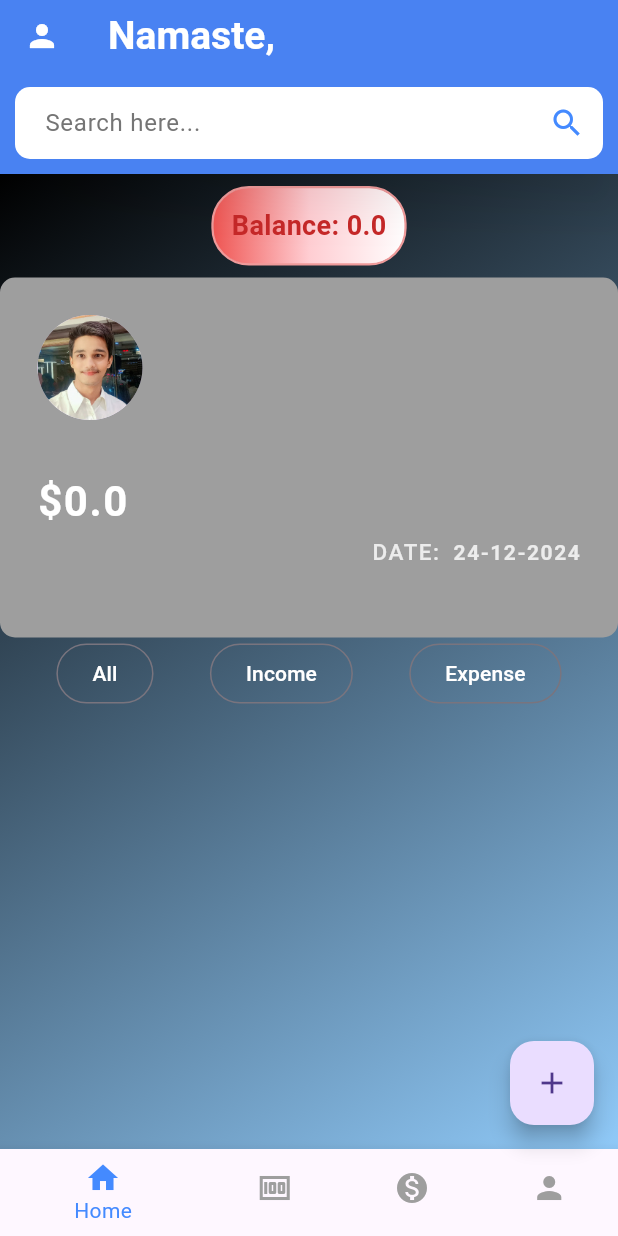
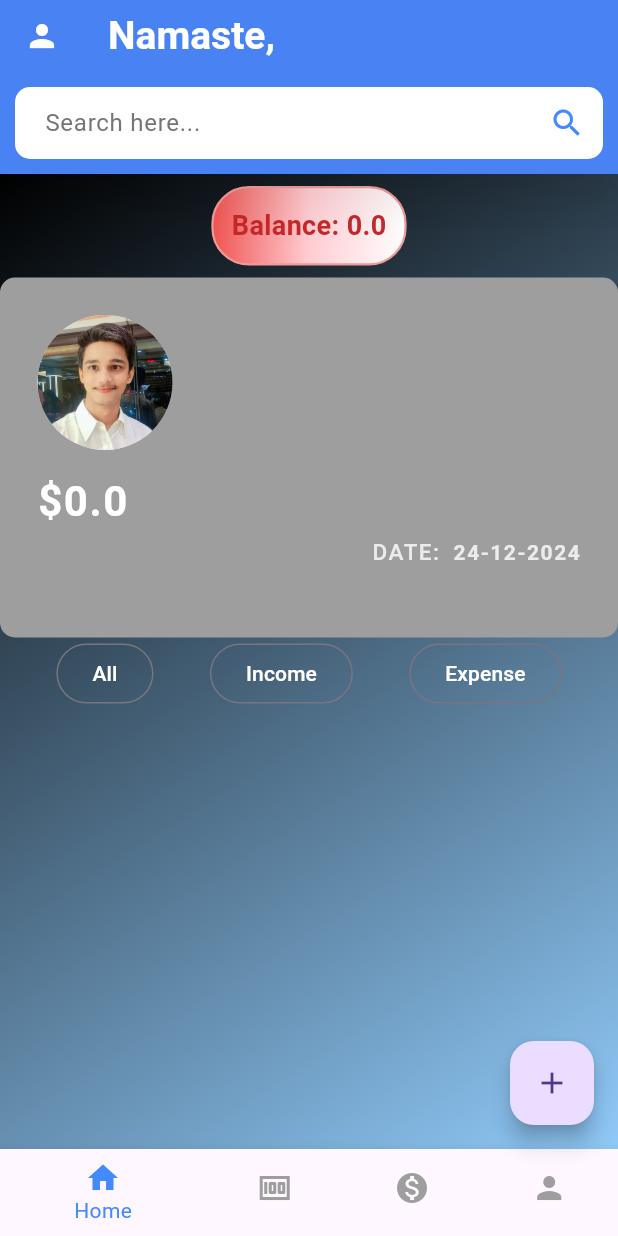
Before and after one commit to priyamtripathiii03/budget_tracker_app, a Flutter app: the screen it shows after launch, after a tap on the "arrow forward" icon, on a phone screen of 412 x 824 dp. Run offline on Flutter 3.47's test engine with Material 3 defaults, Android fonts, the light colour scheme and no system bars; our stand-ins replace get, image_picker, shared_preferences, sqflite; accounts and stored records are empty.

Commit message:
24-12-2024

```diff
--- a/lib/controller/home_controller.dart
+++ b/lib/controller/home_controller.dart
@@ -1,5 +1,4 @@
 import 'dart:developer';
-
 import 'package:budget_tracker_app/helper/db_helper.dart';
 import 'package:budget_tracker_app/modal/budget_modal.dart';
 import 'package:flutter/material.dart';
--- a/lib/main.dart
+++ b/lib/main.dart
@@ -19,7 +19,7 @@ class BudgetApp extends StatelessWidget {
         getPages: [
           GetPage(
             name: '/',
-            page: () => SplashScreen(),
+            page: () => const SplashScreen(),
             // HomePage route
           ),
           GetPage(
@@ -29,12 +29,12 @@ class BudgetApp extends StatelessWidget {
           ),
           GetPage(
             name: '/home',
-            page: () => HomePage(),
+            page: () => const HomePage(),
             // Profile Page route
           ),
         ],
 
-        home: controller.isRegistered.value ? HomePage() : SplashScreen(),
+        home: controller.isRegistered.value ? const HomePage() : const SplashScreen(),
 
       ),
     );
--- a/lib/views/home_page_dart.dart
+++ b/lib/views/home_page_dart.dart
@@ -19,10 +19,9 @@ class _HomePageState extends State<HomePage> {
   var username = ''.obs;
 
   final List<Widget> _pages = <Widget>[
-    Center(child: Text("Home Page", style: TextStyle(fontSize: 30))),
-    Center(child: Text("Income Page", style: TextStyle(fontSize: 30))),
-    Center(child: Text("Expense Page", style: TextStyle(fontSize: 30))),
-
+    const Center(child: Text("Home Page", style: TextStyle(fontSize: 30))),
+    const Center(child: Text("Income Page", style: TextStyle(fontSize: 30))),
+    const Center(child: Text("Expense Page", style: TextStyle(fontSize: 30))),
     Container(),
   ];
 
@@ -47,7 +46,7 @@ class _HomePageState extends State<HomePage> {
           onTap: () {
             Navigator.of(context).pushNamed('/user');
           },
-          child: Icon(
+          child: const Icon(
             Icons.person,
             color: Colors.white,
           ),
@@ -55,7 +54,7 @@ class _HomePageState extends State<HomePage> {
         title: Obx(
           () => Text(
             'Namaste, ${usercontroller.username.value}',
-            style: TextStyle(
+            style: const TextStyle(
                 fontWeight: FontWeight.bold, fontSize: 26, color: Colors.white),
           ),
         ),
@@ -149,11 +148,10 @@ class _HomePageState extends State<HomePage> {
                 children: [
 
                   CircleAvatar(
-                radius: 35,
+                radius: 45,
                 backgroundImage: usercontroller.profileImage.value != null
                     ? FileImage(usercontroller.profileImage.value!)
-                    : AssetImage('assets/profile.jpg') as ImageProvider,
-
+                    : const AssetImage('assets/profile.jpg') as ImageProvider,
               ),
                   const Spacer(),
                   Text(
@@ -171,7 +169,7 @@ class _HomePageState extends State<HomePage> {
                       Obx(
                         () => Text(
                           '${usercontroller.username.value}'.toUpperCase(),
-                          style: TextStyle(
+                          style: const TextStyle(
                             fontSize: 17,
                             fontWeight: FontWeight.w500,
                             color: Colors.white,
--- a/lib/views/profile_page.dart
+++ b/lib/views/profile_page.dart
@@ -32,9 +32,9 @@ class UserProfilePage extends StatelessWidget {
           },
           child: const Icon(Icons.arrow_back,color: Colors.white,),
         ),
-        actions: [
+        actions: const [
           Padding(
-            padding: const EdgeInsets.all(8.0),
+            padding: EdgeInsets.all(8.0),
             child: Icon(Icons.settings,color: Colors.white,),
           )
         ],
@@ -54,30 +54,28 @@ class UserProfilePage extends StatelessWidget {
                 radius: 60,
                 backgroundImage: controller.profileImage.value != null
                     ? FileImage(controller.profileImage.value!)
-                    : AssetImage('assets/profile.jpg') as ImageProvider,
-                child: controller.profileImage.value == null
-                    ? Icon(Icons.person, size: 60, color: Colors.white)
-                    : null,
+                    : const AssetImage('assets/profile.jpg') as ImageProvider,
+
               );
             }),
             ElevatedButton(
               onPressed: () {
                 Get.bottomSheet(
                   Container(
-                    padding: EdgeInsets.all(16),
+                    padding: const EdgeInsets.all(16),
                     color: Colors.white,
                     child: Column(
                       mainAxisSize: MainAxisSize.min,
                       children: [
                         ListTile(
-                          title: Text('Pick from Gallery'),
+                          title: const Text('Pick from Gallery'),
                           onTap: () {
                             controller.pickImage(ImageSource.gallery);
                             Get.back();
                           },
                         ),
                         ListTile(
-                          title: Text('Take a Photo'),
+                          title: const Text('Take a Photo'),
                           onTap: () {
                             controller.pickImage(ImageSource.camera);
                             Get.back();
@@ -89,24 +87,24 @@ class UserProfilePage extends StatelessWidget {
                   isScrollControlled: true,
                 );
               },
-              child: Text('Change Profile Picture'),
+              child: const Text('Change Profile Picture'),
             ),
-            SizedBox(height: 20),
+            const SizedBox(height: 20),
             TextField(
               onChanged: (value) {
                 controller.username.value = value;
               },
-              decoration: InputDecoration(
+              decoration: const InputDecoration(
                 labelText: 'Username',
                 border: OutlineInputBorder(),
                 prefixIcon: Icon(Icons.person),
               ),
             ),
-            SizedBox(height: 20),
+            const SizedBox(height: 20),
             Obx(() {
               return Text(
                 'Namaste, ${controller.username.value}',
-                style: TextStyle(fontSize: 20, fontWeight: FontWeight.w500),
+                style: const TextStyle(fontSize: 20, fontWeight: FontWeight.w500),
               );
             }),
           ],
```
Also changed, not shown: Screenshot_20241224_104738.png (added), Screenshot_20241224_104930.png (added), Screenshot_20241224_105247.png (added).
